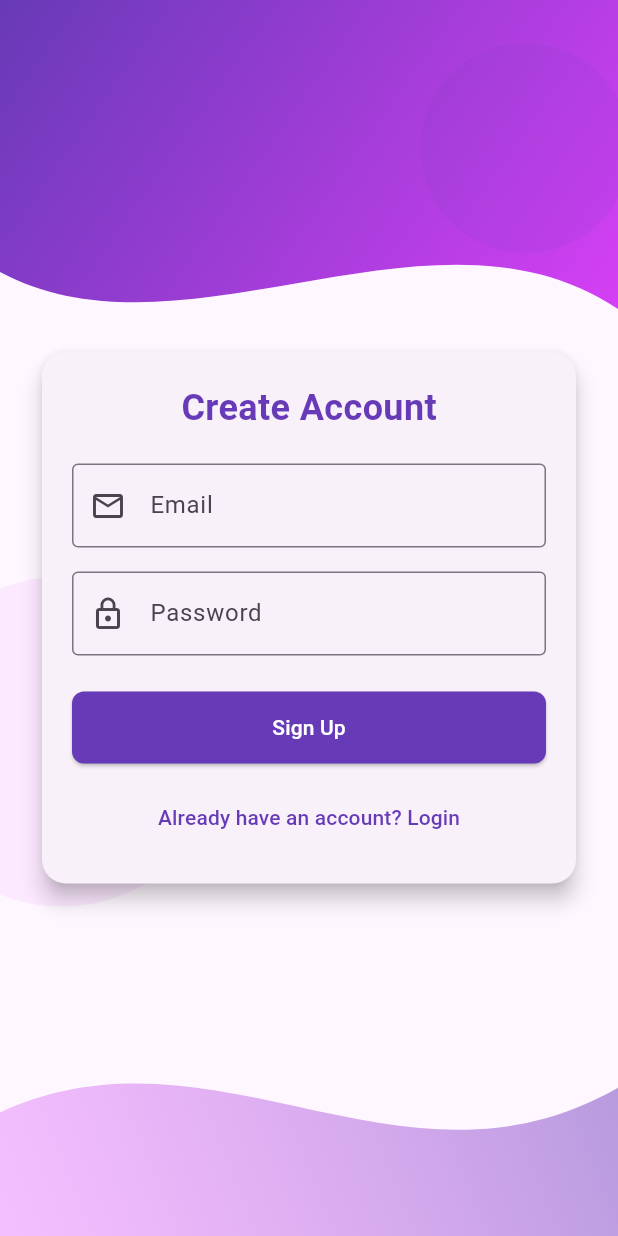
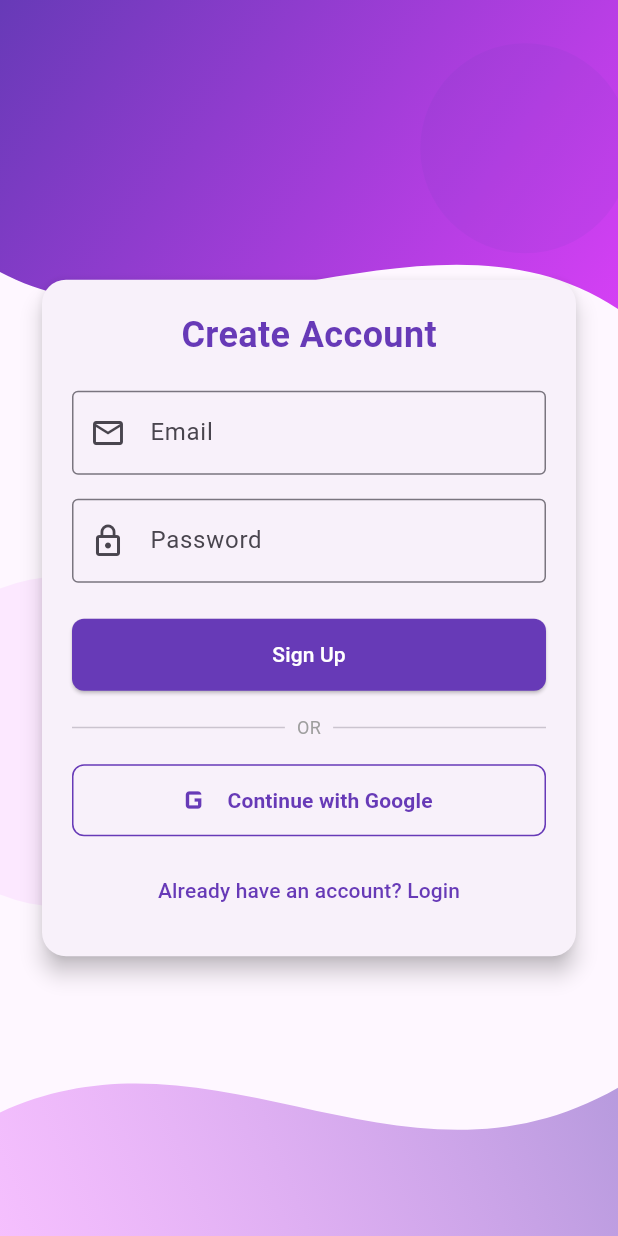
Before and after one commit to nayabamna770-art/flutter_networking, a Flutter app: the SignupScreen screen opened directly, on a phone screen of 412 x 824 dp. Run offline on Flutter 3.47's test engine with Material 3 defaults, Android fonts, the phone set to English and light mode, and no system bars; our stand-ins replace equatable, flutter_bloc, google_sign_in, hive_flutter, supabase_flutter; accounts and stored records are empty.

Commit message:
updated signup screen and auth_state.dart

```diff
--- a/lib/cubits/auth_state.dart
+++ b/lib/cubits/auth_state.dart
@@ -12,18 +12,18 @@ class AuthInitial extends AuthState {}
 class AuthLoading extends AuthState {}
 
 class AuthSuccess extends AuthState {
+  final String message;
   final String token;
-  final String message;
-  final Map<String, dynamic>? data;
+  final dynamic data;
+
   const AuthSuccess({
+    required this.message,
     required this.token,
-    required this.message,
     this.data,
   });
 
-  // Equatable uses these props to check value equality
   @override
-  List<Object?> get props => [token, message, data];
+  List<Object?> get props => [message, token, data];
 }
 
 class AuthFailure extends AuthState {
--- a/lib/ui/signup_screen.dart
+++ b/lib/ui/signup_screen.dart
@@ -99,19 +99,24 @@ class _SignupScreenState extends State<SignupScreen> {
                           const SizedBox(height: 24),
                           state is AuthLoading
                               ? const CircularProgressIndicator()
-                              : ElevatedButton(
+                              : Column(
+                                  children: [
+                                    ElevatedButton(
                                       style: ElevatedButton.styleFrom(
-                                    minimumSize: const Size.fromHeight(48),
+                                        minimumSize:
+                                            const Size.fromHeight(48),
                                         backgroundColor: Colors.deepPurple,
                                         foregroundColor: Colors.white,
                                         shape: RoundedRectangleBorder(
-                                      borderRadius: BorderRadius.circular(8),
+                                          borderRadius:
+                                              BorderRadius.circular(8),
                                         ),
                                       ),
                                       onPressed: () {
-                                    final email = _emailController.text.trim();
-                                    final password = _passwordController.text
-                                        .trim();
+                                        final email =
+                                            _emailController.text.trim();
+                                        final password =
+                                            _passwordController.text.trim();
                                         if (email.isNotEmpty &&
                                             password.isNotEmpty) {
                                           context.read<AuthCubit>().signUp(
@@ -121,6 +126,51 @@ class _SignupScreenState extends State<SignupScreen> {
                                         }
                                       },
                                       child: const Text('Sign Up'),
+                                    ),
+                                    const SizedBox(height: 16),
+                                    Row(
+                                      children: const [
+                                        Expanded(child: Divider()),
+                                        Padding(
+                                          padding: EdgeInsets.symmetric(
+                                              horizontal: 8.0),
+                                          child: Text(
+                                            'OR',
+                                            style: TextStyle(
+                                                color: Colors.grey,
+                                                fontSize: 12),
+                                          ),
+                                        ),
+                                        Expanded(child: Divider()),
+                                      ],
+                                    ),
+                                    const SizedBox(height: 16),
+                                    OutlinedButton.icon(
+                                      style: OutlinedButton.styleFrom(
+                                        minimumSize:
+                                            const Size.fromHeight(48),
+                                        side: const BorderSide(
+                                            color: Colors.deepPurple),
+                                        shape: RoundedRectangleBorder(
+                                          borderRadius:
+                                              BorderRadius.circular(8),
+                                        ),
+                                      ),
+                                      icon: const Icon(Icons.g_mobiledata,
+                                          size: 28, color: Colors.deepPurple),
+                                      label: const Text(
+                                        'Continue with Google',
+                                        style: TextStyle(
+                                            color: Colors.deepPurple,
+                                            fontWeight: FontWeight.bold),
+                                      ),
+                                      onPressed: () {
+                                        context
+                                            .read<AuthCubit>()
+                                            .signInWithGoogle();
+                                      },
+                                    ),
+                                  ],
                                 ),
                           const SizedBox(height: 12),
                           TextButton(
```
Lines whose indentation alone changed are shown as unchanged.
